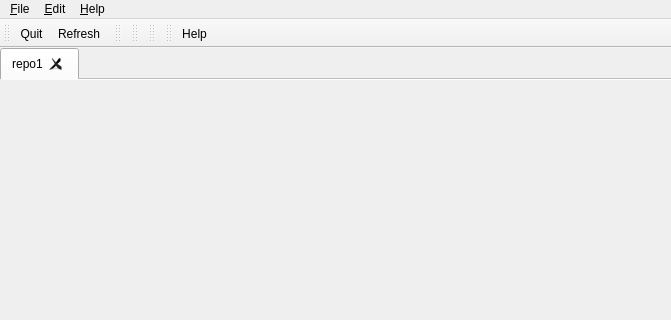
This is tortoisehg/hgqt/workbench.ui in velorientc/git_test7 as Qt 5 draws it before an edit; both pictures show x 0 to 671 and y 0 to 320 of the 671 by 669 pixel window. The edited form follows.
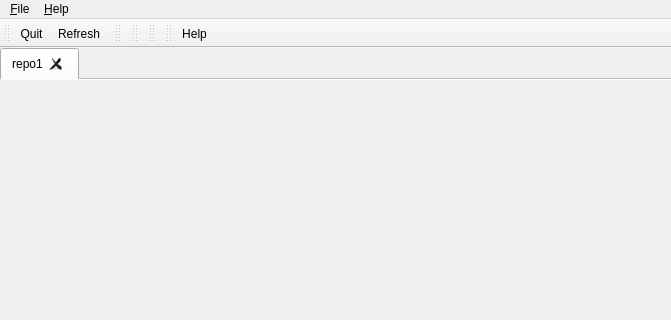
This is the edited form.

Commit message:
workbench: add "File" / "Open repository" menu entry
removed the "Edit" menu for now

The edit to the form file:
```diff
--- a/tortoisehg/hgqt/workbench.ui
+++ b/tortoisehg/hgqt/workbench.ui
@@ -69,13 +69,7 @@
     <addaction name="actionAbout"/>
     <addaction name="actionHelp"/>
    </widget>
-   <widget class="QMenu" name="menu_Edit">
-    <property name="title">
-     <string>&amp;Edit</string>
-    </property>
-   </widget>
    <addaction name="menuFile"/>
-   <addaction name="menu_Edit"/>
    <addaction name="menuHelp"/>
   </widget>
   <widget class="QStatusBar" name="statusbar"/>
```
The commit also changes 2 other files.
